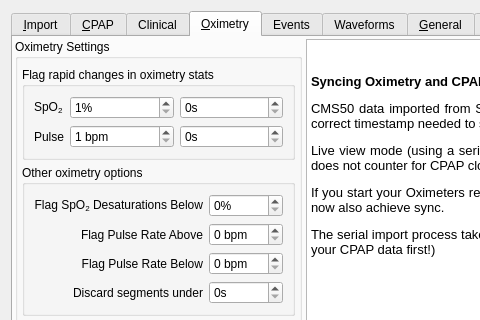
Before: the Qt Designer form oscar/preferencesdialog.ui in littleyoda/oscar, drawn with Qt 5; both pictures show x 0 to 480 and y 0 to 320 of the 942 by 737 pixel window.
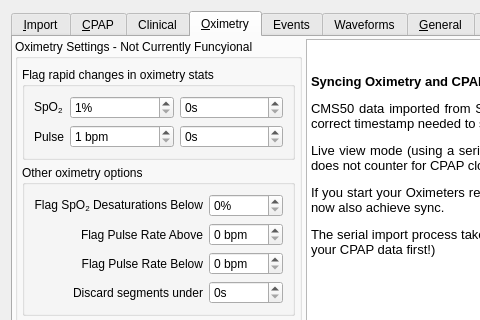
After: the same form once the commit is applied. The open tabs and pages were chosen to show the change. Icons and pictures are not drawn.

Commit message: Add 'non-functional' note to Oximetry box

The edit to the form file:
```diff
--- a/oscar/preferencesdialog.ui
+++ b/oscar/preferencesdialog.ui
@@ -1663,7 +1663,7 @@
           <item>
            <widget class="QGroupBox" name="oximetryGroupBox">
             <property name="title">
-             <string>Oximetry Settings</string>
+             <string>Oximetry Settings - Not Currently Funcyional</string>
             </property>
             <property name="checkable">
              <bool>false</bool>
```
